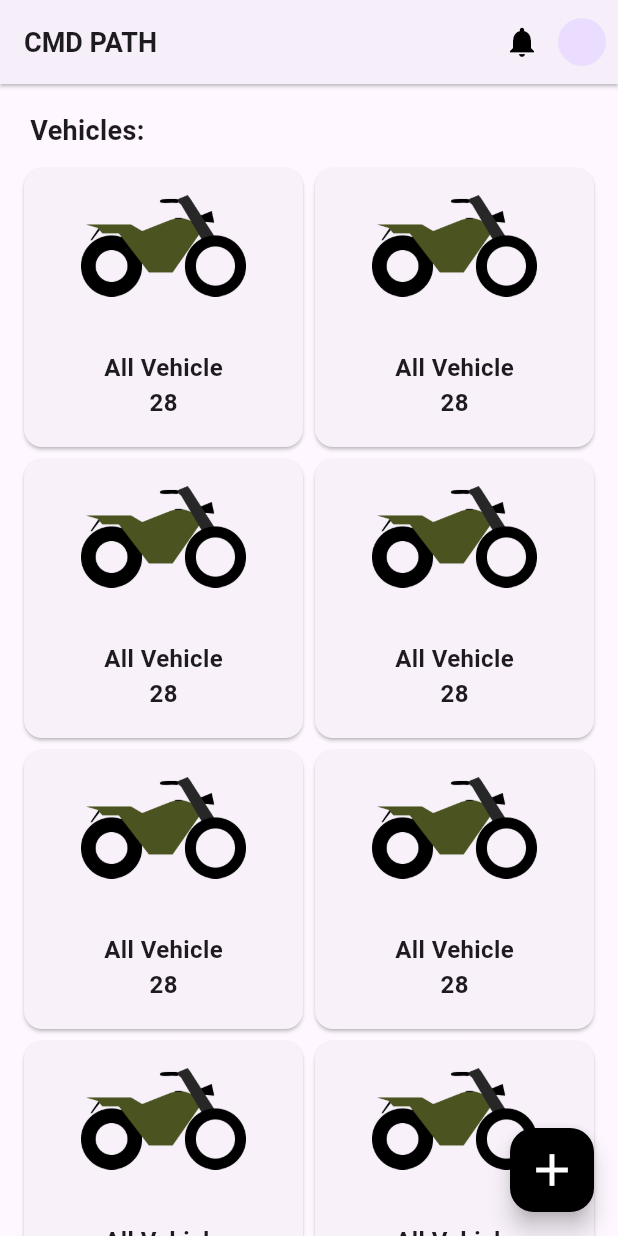
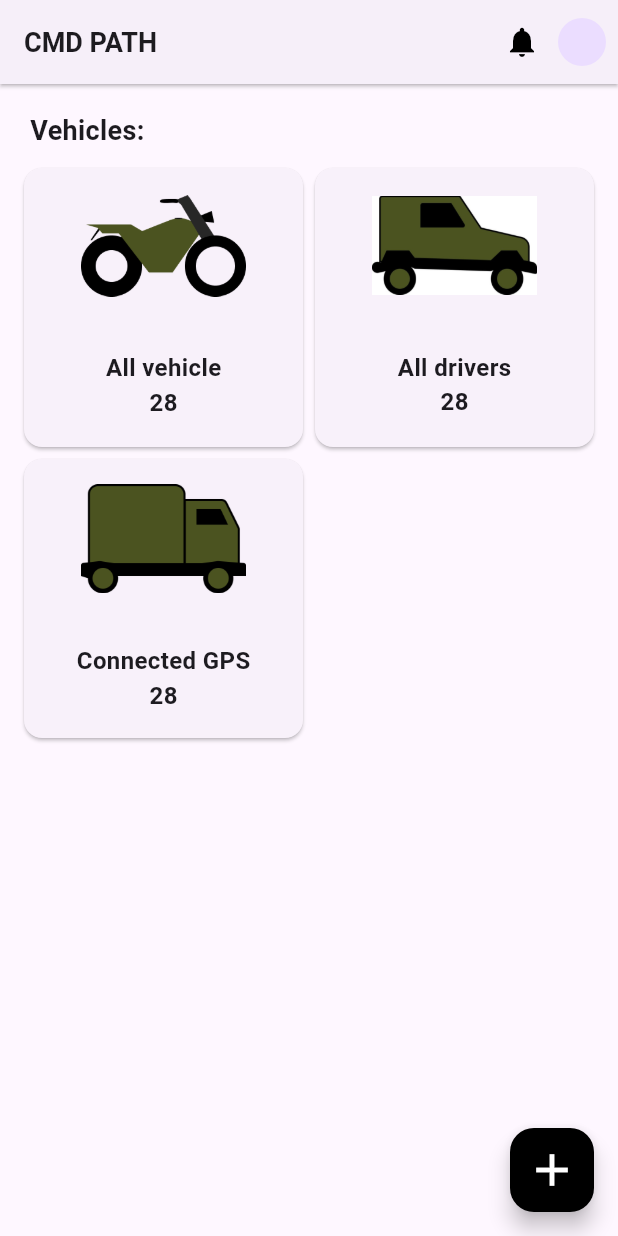
Before and after one commit to tarun3997/geo_route, a Flutter app: the HomeScreen screen opened directly, on a phone screen of 412 x 824 dp. Run offline on Flutter 3.47's test engine with Material 3 defaults, Android fonts, the phone set to English and light mode, and no system bars; our stand-ins replace dio, flutter_form_builder, form_builder_validators, shared_preferences; accounts and stored records are empty.

Commit message:
added AddVehicle page,Home vehicle page,snackbar widget

```diff
--- /dev/null
+++ b/lib/model/HomeVehicleModel.dart
@@ -0,0 +1,11 @@
+class HomeVehicleModel {
+  String? image;
+  String? cardTitle;
+  int? count;
+
+  HomeVehicleModel({
+   required this.image,
+   required this.cardTitle,
+   required this.count,
+});
+}
--- a/lib/screens/HomeScreen.dart
+++ b/lib/screens/HomeScreen.dart
@@ -1,8 +1,9 @@
 import 'package:flutter/cupertino.dart';
 import 'package:flutter/material.dart';
+import 'package:geo_route/model/HomeVehicleModel.dart';
 import 'package:geo_route/server/api/authenticationApi.dart';
 import 'package:geo_route/widget/CarCard.dart';
-
+import 'AddVehicle.dart';
 import 'VehicleListScreen.dart';
 
 class HomeScreen extends StatefulWidget {
@@ -13,6 +14,13 @@ class HomeScreen extends StatefulWidget {
 }
 
 class _HomeScreenState extends State<HomeScreen> {
+
+  final List<HomeVehicleModel> homeVehicleModel = [
+    HomeVehicleModel(image: 'bike.png', cardTitle: "All vehicle", count: 28),
+    HomeVehicleModel(image: 'car.png', cardTitle: "All drivers", count: 28),
+    HomeVehicleModel(image: 'truck.png', cardTitle: "Connected GPS", count: 28),
+  ];
+
   @override
   Widget build(BuildContext context) {
     return Scaffold(
@@ -46,8 +54,10 @@ class _HomeScreenState extends State<HomeScreen> {
                 shrinkWrap: true,
                 physics: const NeverScrollableScrollPhysics(),
                 gridDelegate: const SliverGridDelegateWithFixedCrossAxisCount(crossAxisCount: 2),
-                itemCount: 10,
+                itemCount: homeVehicleModel.length,
                 itemBuilder: (context, index){
+                  HomeVehicleModel vehicleModel = homeVehicleModel[index];
+
                   return GestureDetector(onTap: (){
                     if (Theme.of(context).platform == TargetPlatform.iOS) {
                       Navigator.push(
@@ -59,7 +69,8 @@ class _HomeScreenState extends State<HomeScreen> {
                         context,
                         MaterialPageRoute(builder: (context) => const VehicleListScreen()),
                       );
-                    }                  },child: const CarCard());
+                    }                  },
+                      child: CarCard(image: vehicleModel.image, cardTitle: vehicleModel.cardTitle, count: vehicleModel.count));
                 },
               )
             ],
@@ -68,10 +79,20 @@ class _HomeScreenState extends State<HomeScreen> {
       ),
         floatingActionButton:  FloatingActionButton(
           backgroundColor: Colors.black,
-          onPressed: (){},
+          onPressed: (){
+            if (Theme.of(context).platform == TargetPlatform.iOS) {
+              Navigator.push(
+                context,
+                CupertinoPageRoute(builder: (context) => const AddVehicleScreen()),
+              );
+            } else {
+              Navigator.push(
+                context,
+                MaterialPageRoute(builder: (context) => const AddVehicleScreen()),
+              );
+            }                  },
           child: const Icon(Icons.add,size: 36, color: Colors.white,),
         ),
     );
-
   }
 }
--- a/lib/server/api/authenticationApi.dart
+++ b/lib/server/api/authenticationApi.dart
@@ -1,10 +1,11 @@
 import 'package:dio/dio.dart';
 import 'package:flutter/cupertino.dart';
 import 'package:flutter/material.dart';
-import 'package:geo_route/screens/AuthScreens/Signup.dart';
 import 'package:geo_route/screens/HomeScreen.dart';
 import 'package:geo_route/server/url.dart';
 import 'package:geo_route/utils/Helper.dart';
+
+import '../../screens/AuthScreens/SignIn.dart';
 
 class Authentication{
   final Dio dio = Dio();
@@ -46,7 +47,7 @@ class Authentication{
 
   Future<void> handelUserLogout(context) async{
     Helper().setId('');
-    Navigator.pushAndRemoveUntil(context, MaterialPageRoute(builder: (context)=> const SignupScreen()), (route) => false);
+    Navigator.pushAndRemoveUntil(context, MaterialPageRoute(builder: (context)=> const SignInScreen()), (route) => false);
 
   }
 }
--- a/lib/widget/CarCard.dart
+++ b/lib/widget/CarCard.dart
@@ -1,9 +1,13 @@
 import 'package:flutter/material.dart';
 
 class CarCard extends StatelessWidget {
-  const CarCard({super.key});
+  const CarCard({super.key, required this.image, required this.cardTitle, required this.count});
 
+  final String? image;
+  final String? cardTitle;
+  final int? count;
   final TextStyle textStyle = const TextStyle(fontWeight: FontWeight.w600, fontSize: 16);
+
   @override
   Widget build(BuildContext context) {
     return Card(
@@ -13,11 +17,11 @@ class CarCard extends StatelessWidget {
         child:  Column(
           mainAxisAlignment: MainAxisAlignment.spaceAround,
           children: [
-            Image.asset("assets/bike.png",width: 110,),
+            Image.asset('assets/$image',width: 110,),
             Column(
               children: [
-                Text("All Vehicle",style: textStyle,),
-                Text("28", style: textStyle,)
+                Text(cardTitle!,style: textStyle,),
+                Text("$count", style: textStyle,)
               ],
             )
 
```
Also changed, not shown: lib/screens/AddVehicle.dart (added, +105 -0 lines), lib/screens/AuthScreens/SignIn.dart (+36 -52 lines), lib/screens/AuthScreens/Signup.dart (+46 -30 lines), lib/widget/Snackbar.dart (added, +18 -0 lines), assets/car.png.
